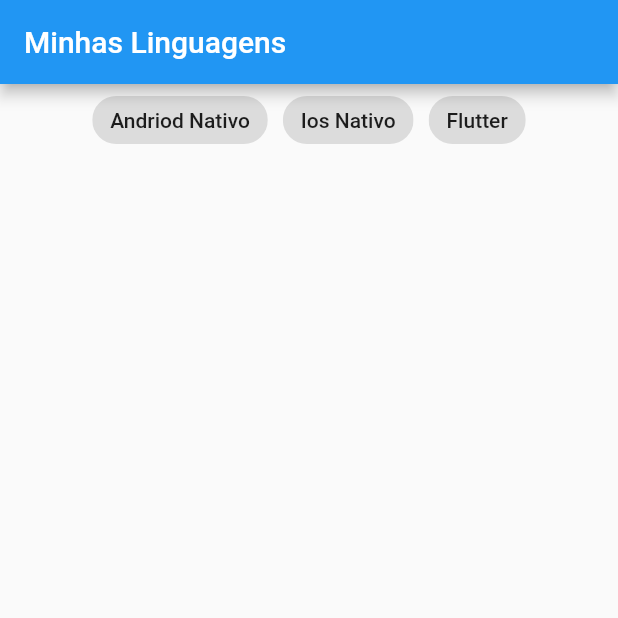
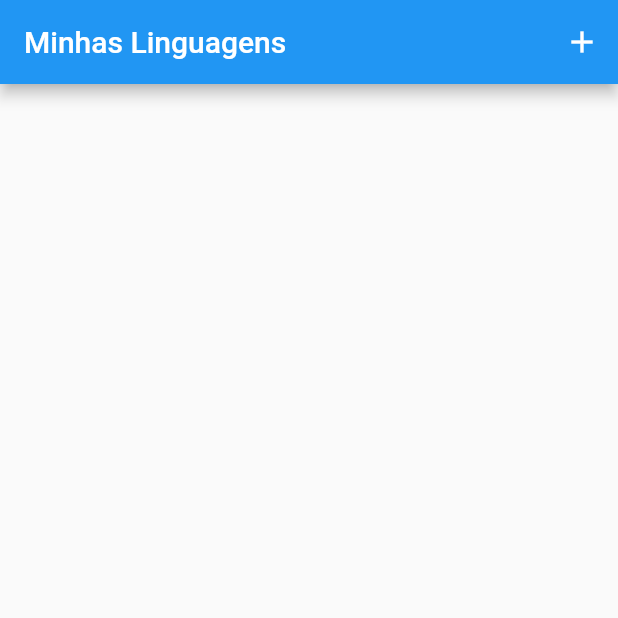
Before and after one commit to guilanfredi/states_widgets_routes, a Flutter app: the screen it shows after launch, on a phone screen of 412 x 824 dp, the top half of it. Run offline on Flutter 3.47's test engine with Material 2 defaults, Android fonts, the phone set to English and light mode, and no system bars.

Commit message:
add languages screen

```diff
--- a/lib/main.dart
+++ b/lib/main.dart
@@ -1,4 +1,5 @@
 import 'package:flutter/material.dart';
+import 'package:states_widgets_routes/screens/add.dart';
 import 'package:states_widgets_routes/screens/home.dart';
 
 void main() {
@@ -25,7 +26,10 @@ class MyApp extends StatelessWidget {
           // is not restarted.
           primarySwatch: Colors.blue,
         ),
-      home: const MyHomePage(),
-    );
+        initialRoute: "/",
+        routes: {
+          "/": (context) => const MyHomePage(),
+          "/add": (context) => AddLanguage(),
+        });
   }
 }
--- a/lib/screens/home.dart
+++ b/lib/screens/home.dart
@@ -9,37 +9,42 @@ class MyHomePage extends StatefulWidget {
 }
 
 class _MyHomePageState extends State<MyHomePage> {
-  List<Language> languages = [
-    Language("Andriod Nativo", "Linguagens C, Java, Kotlin"),
-    Language("Ios Nativo", "Linguagens Objective-C, Swift"),
-    Language("Flutter", "Linguagem Dart"),
-  ];
+  List<Language> languages = [];
 
   Widget title = const Text("Minhas Linguagens");
   @override
   Widget build(BuildContext context) {
     return Scaffold(
-      appBar: AppBar(title: title),
+        appBar: AppBar(
+          title: title,
+          actions: [
+            IconButton(onPressed: _goToAddLanguage, icon: const Icon(Icons.add))
+          ],
+        ),
         body: Column(
           children: [
-          Wrap(
-            spacing: 10,
-            children: buildChoices()
-          ),
+            Wrap(spacing: 10, children: buildChoices()),
             Expanded(child: ListView(children: buildItemsList()))
           ],
-      )
-    );
+        ));
+  }
+
+  void _goToAddLanguage() {
+    Future future = Navigator.pushNamed(context, "/add");
+    future.then((language) => setState(() {
+          languages.add(language);
+        }));
   }
 
   List<ChoiceChip> buildChoices() {
-    return languages.map((l) => ChoiceChip(
+    return languages
+        .map((l) => ChoiceChip(
             label: Text(l.title),
             selected: l.select,
             onSelected: (value) => setState(() {
                   l.select = value;
-      }))
-    ).toList();
+                })))
+        .toList();
   }
 
   List<Widget> buildItemsList() {
@@ -51,6 +56,7 @@ class _MyHomePageState extends State<MyHomePage> {
                 title: Text(l.title),
                 subtitle: Text(l.subTitle),
               ),
-      )).toList();
+            ))
+        .toList();
   }
 }
```
Also changed, not shown: lib/screens/add.dart (added, +67 -0 lines). Lines whose indentation alone changed are shown as unchanged.
